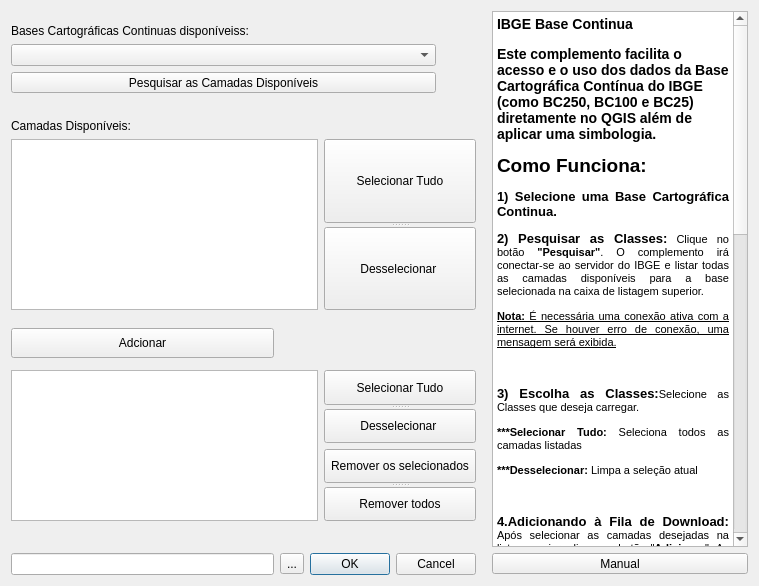
This is IBGE_Base_Continua_dialog_base.ui in MatheusOliveiraFreitas/IBGE-Base-Continua as Qt 5 draws it before an edit. The edited form follows.
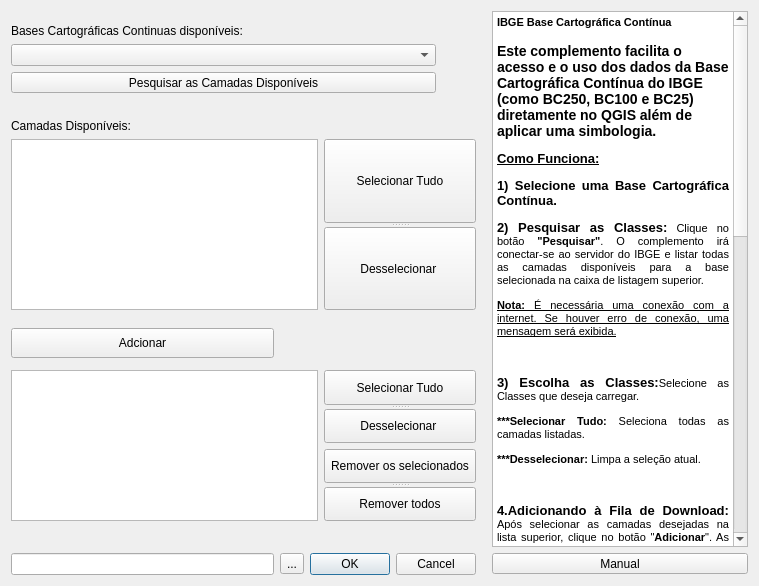
This is the edited form.

The edit to the form file:
```diff
--- a/IBGE_Base_Continua_dialog_base.ui
+++ b/IBGE_Base_Continua_dialog_base.ui
@@ -108,29 +108,29 @@
 &lt;html&gt;&lt;head&gt;&lt;meta name=&quot;qrichtext&quot; content=&quot;1&quot; /&gt;&lt;style type=&quot;text/css&quot;&gt;
 p, li { white-space: pre-wrap; }
 &lt;/style&gt;&lt;/head&gt;&lt;body style=&quot; font-family:'MS Shell Dlg 2'; font-size:8.25pt; font-weight:400; font-style:normal;&quot;&gt;
-&lt;h3 style=&quot; margin-top:14px; margin-bottom:12px; margin-left:0px; margin-right:0px; -qt-block-indent:0; text-indent:0px;&quot;&gt;&lt;span style=&quot; font-family:'Verdana','sans-serif'; font-size:8pt; font-weight:600; color:#000000;&quot;&gt;IBGE Base &lt;/span&gt;&lt;span style=&quot; font-family:'Verdana','sans-serif'; font-size:10pt; font-weight:600; color:#000000;&quot;&gt;Continua&lt;/span&gt;&lt;/h3&gt;
+&lt;p style=&quot; margin-top:0px; margin-bottom:0px; margin-left:0px; margin-right:0px; -qt-block-indent:0; text-indent:0px;&quot;&gt;&lt;span style=&quot; font-weight:600;&quot;&gt;IBGE Base Cartográfica Contínua&lt;/span&gt;&lt;/p&gt;
 &lt;h3 style=&quot; margin-top:14px; margin-bottom:12px; margin-left:0px; margin-right:0px; -qt-block-indent:0; text-indent:0px;&quot;&gt;&lt;span style=&quot; font-family:'Verdana','sans-serif'; font-size:8pt; font-weight:600; color:#000000;&quot;&gt;Este complemento facilita o acesso e o uso dos dados da Base Cartográfica Contínua do IBGE (como BC250, BC100 e BC25) diretamente no QGIS além de aplicar uma simbologia.&lt;/span&gt;&lt;/h3&gt;
-&lt;p style=&quot; margin-top:0px; margin-bottom:0px; margin-left:0px; margin-right:0px; -qt-block-indent:0; text-indent:0px;&quot;&gt;&lt;span style=&quot; font-size:14pt; font-weight:600;&quot;&gt;Como Funciona:&lt;/span&gt;&lt;/p&gt;
-&lt;p align=&quot;justify&quot; style=&quot; margin-top:12px; margin-bottom:12px; margin-left:0px; margin-right:0px; -qt-block-indent:0; text-indent:0px;&quot;&gt;&lt;span style=&quot; font-size:10pt; font-weight:600;&quot;&gt;1) Selecione uma Base Cartográfica Continua. &lt;/span&gt;&lt;/p&gt;
+&lt;p style=&quot; margin-top:0px; margin-bottom:0px; margin-left:0px; margin-right:0px; -qt-block-indent:0; text-indent:0px;&quot;&gt;&lt;span style=&quot; font-size:10pt; font-weight:600; text-decoration: underline;&quot;&gt;Como Funciona:&lt;/span&gt;&lt;/p&gt;
+&lt;p align=&quot;justify&quot; style=&quot; margin-top:12px; margin-bottom:12px; margin-left:0px; margin-right:0px; -qt-block-indent:0; text-indent:0px;&quot;&gt;&lt;span style=&quot; font-size:10pt; font-weight:600;&quot;&gt;1) Selecione uma Base Cartográfica Contínua. &lt;/span&gt;&lt;/p&gt;
 &lt;p align=&quot;justify&quot; style=&quot; margin-top:12px; margin-bottom:12px; margin-left:0px; margin-right:0px; -qt-block-indent:0; text-indent:0px;&quot;&gt;&lt;span style=&quot; font-size:10pt; font-weight:600;&quot;&gt;2) Pesquisar as Classes:&lt;/span&gt; Clique no botão &lt;span style=&quot; font-weight:600;&quot;&gt;&amp;quot;Pesquisar&amp;quot;&lt;/span&gt;. O complemento irá conectar-se ao servidor do IBGE e listar todas as camadas disponíveis para a base selecionada na caixa de listagem superior. &lt;/p&gt;
-&lt;p align=&quot;justify&quot; style=&quot; margin-top:12px; margin-bottom:12px; margin-left:0px; margin-right:0px; -qt-block-indent:0; text-indent:0px;&quot;&gt;&lt;span style=&quot; font-family:'Times New Roman','serif'; font-weight:600; text-decoration: underline;&quot;&gt;Nota:&lt;/span&gt;&lt;span style=&quot; font-family:'Times New Roman','serif'; text-decoration: underline;&quot;&gt; É necessária uma conexão ativa com a internet. Se houver erro de conexão, uma mensagem será exibida.&lt;/span&gt;&lt;/p&gt;
+&lt;p align=&quot;justify&quot; style=&quot; margin-top:12px; margin-bottom:12px; margin-left:0px; margin-right:0px; -qt-block-indent:0; text-indent:0px;&quot;&gt;&lt;span style=&quot; font-family:'Times New Roman','serif'; font-weight:600; text-decoration: underline;&quot;&gt;Nota:&lt;/span&gt;&lt;span style=&quot; font-family:'Times New Roman','serif'; text-decoration: underline;&quot;&gt; É necessária uma conexão com a internet. Se houver erro de conexão, uma mensagem será exibida.&lt;/span&gt;&lt;/p&gt;
 &lt;p align=&quot;justify&quot; style=&quot;-qt-paragraph-type:empty; margin-top:12px; margin-bottom:12px; margin-left:0px; margin-right:0px; -qt-block-indent:0; text-indent:0px; font-family:'Times New Roman','serif'; text-decoration: underline;&quot;&gt;&lt;br /&gt;&lt;/p&gt;
 &lt;p align=&quot;justify&quot; style=&quot; margin-top:12px; margin-bottom:12px; margin-left:0px; margin-right:0px; -qt-block-indent:0; text-indent:0px;&quot;&gt;&lt;span style=&quot; font-size:10pt; font-weight:600;&quot;&gt;3) Escolha as Classes:&lt;/span&gt;Selecione as Classes que deseja carregar.&lt;/p&gt;
-&lt;p align=&quot;justify&quot; style=&quot; margin-top:12px; margin-bottom:12px; margin-left:0px; margin-right:0px; -qt-block-indent:0; text-indent:0px;&quot;&gt;&lt;span style=&quot; font-weight:600;&quot;&gt;***Selecionar Tudo:&lt;/span&gt; Seleciona todos as camadas listadas&lt;/p&gt;
-&lt;p align=&quot;justify&quot; style=&quot; margin-top:12px; margin-bottom:12px; margin-left:0px; margin-right:0px; -qt-block-indent:0; text-indent:0px;&quot;&gt;&lt;span style=&quot; font-weight:600;&quot;&gt;***Desselecionar:&lt;/span&gt; Limpa a seleção atual&lt;/p&gt;
+&lt;p align=&quot;justify&quot; style=&quot; margin-top:12px; margin-bottom:12px; margin-left:0px; margin-right:0px; -qt-block-indent:0; text-indent:0px;&quot;&gt;&lt;span style=&quot; font-weight:600;&quot;&gt;***Selecionar Tudo:&lt;/span&gt; Seleciona todas as camadas listadas.&lt;/p&gt;
+&lt;p align=&quot;justify&quot; style=&quot; margin-top:12px; margin-bottom:12px; margin-left:0px; margin-right:0px; -qt-block-indent:0; text-indent:0px;&quot;&gt;&lt;span style=&quot; font-weight:600;&quot;&gt;***Desselecionar:&lt;/span&gt; Limpa a seleção atual.&lt;/p&gt;
 &lt;p align=&quot;justify&quot; style=&quot;-qt-paragraph-type:empty; margin-top:12px; margin-bottom:12px; margin-left:0px; margin-right:0px; -qt-block-indent:0; text-indent:0px;&quot;&gt;&lt;br /&gt;&lt;/p&gt;
 &lt;p align=&quot;justify&quot; style=&quot; margin-top:12px; margin-bottom:12px; margin-left:0px; margin-right:0px; -qt-block-indent:0; text-indent:0px;&quot;&gt;&lt;span style=&quot; font-size:10pt; font-weight:600;&quot;&gt;4.Adicionando à Fila de Download: &lt;/span&gt;Após selecionar as camadas desejadas na lista superior, clique no botão &amp;quot;&lt;span style=&quot; font-weight:600;&quot;&gt;Adicionar&lt;/span&gt;&amp;quot;. As camadas escolhidas aparecerão na lista inferior, que representa a &amp;quot;fila&amp;quot; de camadas a serem processadas. &lt;br /&gt;&lt;/p&gt;
 &lt;p align=&quot;justify&quot; style=&quot; margin-top:12px; margin-bottom:12px; margin-left:0px; margin-right:0px; -qt-block-indent:0; text-indent:0px;&quot;&gt;&lt;span style=&quot; font-size:10pt; font-weight:600;&quot;&gt;5.Gerenciando a Fila:&lt;/span&gt;Caso mude de ideia, você pode usar os botões ao lado da lista inferior: &lt;/p&gt;
-&lt;p align=&quot;justify&quot; style=&quot; margin-top:12px; margin-bottom:12px; margin-left:0px; margin-right:0px; -qt-block-indent:0; text-indent:0px;&quot;&gt;&lt;span style=&quot; font-weight:600;&quot;&gt;***Selecionar Tudo:&lt;/span&gt; Irá selecionar todos os itens da fila&lt;/p&gt;
-&lt;p align=&quot;justify&quot; style=&quot; margin-top:12px; margin-bottom:12px; margin-left:0px; margin-right:0px; -qt-block-indent:0; text-indent:0px;&quot;&gt;&lt;span style=&quot; font-weight:600;&quot;&gt;***Desselecionar:&lt;/span&gt; Limpa a seleção atual&lt;/p&gt;
-&lt;p align=&quot;justify&quot; style=&quot; margin-top:12px; margin-bottom:12px; margin-left:0px; margin-right:0px; -qt-block-indent:0; text-indent:0px;&quot;&gt;&lt;span style=&quot; font-weight:600;&quot;&gt;***Remover os selecionados:&lt;/span&gt; Remove da fila apenas os &lt;span style=&quot; font-family:'MS Shell Dlg 2','serif'; font-size:8.5pt;&quot;&gt;itens&lt;/span&gt; que estão selecionados&lt;/p&gt;
+&lt;p align=&quot;justify&quot; style=&quot; margin-top:12px; margin-bottom:12px; margin-left:0px; margin-right:0px; -qt-block-indent:0; text-indent:0px;&quot;&gt;&lt;span style=&quot; font-weight:600;&quot;&gt;***Selecionar Tudo:&lt;/span&gt; Irá selecionar todos os itens da fila;&lt;/p&gt;
+&lt;p align=&quot;justify&quot; style=&quot; margin-top:12px; margin-bottom:12px; margin-left:0px; margin-right:0px; -qt-block-indent:0; text-indent:0px;&quot;&gt;&lt;span style=&quot; font-weight:600;&quot;&gt;***Desselecionar:&lt;/span&gt; Limpa a seleção atual;&lt;/p&gt;
+&lt;p align=&quot;justify&quot; style=&quot; margin-top:12px; margin-bottom:12px; margin-left:0px; margin-right:0px; -qt-block-indent:0; text-indent:0px;&quot;&gt;&lt;span style=&quot; font-weight:600;&quot;&gt;***Remover os selecionados:&lt;/span&gt; Remove da fila apenas os &lt;span style=&quot; font-family:'MS Shell Dlg 2','serif'; font-size:8.5pt;&quot;&gt;itens&lt;/span&gt; que estão selecionados;&lt;/p&gt;
 &lt;p align=&quot;justify&quot; style=&quot; margin-top:12px; margin-bottom:12px; margin-left:0px; margin-right:0px; -qt-block-indent:0; text-indent:0px;&quot;&gt;&lt;span style=&quot; font-weight:600;&quot;&gt;***Remover todos: &lt;/span&gt;Limpa Completamente a fila.&lt;/p&gt;
 &lt;p align=&quot;justify&quot; style=&quot;-qt-paragraph-type:empty; margin-top:12px; margin-bottom:12px; margin-left:0px; margin-right:0px; -qt-block-indent:0; text-indent:0px;&quot;&gt;&lt;br /&gt;&lt;/p&gt;
 &lt;p align=&quot;justify&quot; style=&quot; margin-top:12px; margin-bottom:12px; margin-left:0px; margin-right:0px; -qt-block-indent:0; text-indent:0px;&quot;&gt;&lt;span style=&quot; font-size:10pt; font-weight:600;&quot;&gt;6.Definindo a Saída (Opcional):&lt;/span&gt; Tem duas opções para carregar os dados: &lt;/p&gt;
-&lt;p align=&quot;justify&quot; style=&quot; margin-top:12px; margin-bottom:12px; margin-left:0px; margin-right:0px; -qt-block-indent:0; text-indent:0px;&quot;&gt;&lt;span style=&quot; font-weight:600;&quot;&gt;***Camada Temporária:&lt;/span&gt; Se deixar o campo de saída em branco e clicar em &amp;quot;OK&amp;quot;, as camadas serão carregadas na memória. Elas serão perdidas se você fechar o QGIS sem salvar.&lt;/p&gt;
+&lt;p align=&quot;justify&quot; style=&quot; margin-top:12px; margin-bottom:12px; margin-left:0px; margin-right:0px; -qt-block-indent:0; text-indent:0px;&quot;&gt;&lt;span style=&quot; font-weight:600;&quot;&gt;***Camada Temporária:&lt;/span&gt; Se deixar o campo de saída em branco e clicar em &amp;quot;OK&amp;quot;, as camadas serão carregadas na memória. Elas serão perdidas se você fechar o QGIS sem salvar;&lt;/p&gt;
 &lt;p align=&quot;justify&quot; style=&quot; margin-top:12px; margin-bottom:12px; margin-left:0px; margin-right:0px; -qt-block-indent:0; text-indent:0px;&quot;&gt;&lt;span style=&quot; font-weight:600;&quot;&gt;***Salvar em GeoPackage:&lt;/span&gt; Clique no botão &lt;span style=&quot; font-weight:600;&quot;&gt;&amp;quot;...&amp;quot;&lt;/span&gt;, escolha um local e defina o nome para o Geopack&lt;span style=&quot; font-family:'Times New Roman','serif'; font-size:10pt;&quot;&gt;.gpkg&lt;/span&gt;. Será Gerado um Geopack, que irá armazenar as camadas. &lt;/p&gt;
 &lt;p align=&quot;justify&quot; style=&quot;-qt-paragraph-type:empty; margin-top:12px; margin-bottom:12px; margin-left:0px; margin-right:0px; -qt-block-indent:0; text-indent:0px;&quot;&gt;&lt;br /&gt;&lt;/p&gt;
-&lt;p align=&quot;justify&quot; style=&quot; margin-top:12px; margin-bottom:12px; margin-left:0px; margin-right:0px; -qt-block-indent:0; text-indent:0px;&quot;&gt;&lt;span style=&quot; font-weight:600;&quot;&gt;7.Execução: &lt;/span&gt;Clique em &amp;quot;&lt;span style=&quot; font-weight:600;&quot;&gt;OK&lt;/span&gt;&amp;quot;. O processo rodará em segundo plano. Uma barra de progresso ou mensagens de log podem indicar o andamento. Ao finalizar, as camadas aparecerão no seu painel de camadas do QGIS com a simbologia já aplicada.&lt;/p&gt;
+&lt;p align=&quot;justify&quot; style=&quot; margin-top:12px; margin-bottom:12px; margin-left:0px; margin-right:0px; -qt-block-indent:0; text-indent:0px;&quot;&gt;&lt;span style=&quot; font-size:10pt; font-weight:600;&quot;&gt;7.Execução:&lt;/span&gt;&lt;span style=&quot; font-weight:600;&quot;&gt; &lt;/span&gt;Clique em &amp;quot;&lt;span style=&quot; font-weight:600;&quot;&gt;OK&lt;/span&gt;&amp;quot;. O processo rodará em segundo plano. Uma barra de progresso ou mensagens de log podem indicar o andamento. Ao finalizar, as camadas aparecerão no seu painel de camadas do QGIS com a simbologia já aplicada.&lt;/p&gt;
 &lt;p align=&quot;justify&quot; style=&quot;-qt-paragraph-type:empty; margin-top:12px; margin-bottom:12px; margin-left:0px; margin-right:0px; -qt-block-indent:0; text-indent:0px;&quot;&gt;&lt;br /&gt;&lt;/p&gt;
 &lt;p align=&quot;justify&quot; style=&quot; margin-top:12px; margin-bottom:12px; margin-left:0px; margin-right:0px; -qt-block-indent:0; text-indent:0px;&quot;&gt;&lt;span style=&quot; font-weight:600; text-decoration: underline;&quot;&gt;Nota:&lt;/span&gt;&lt;span style=&quot; text-decoration: underline;&quot;&gt; Caso a Simbologia não seja aplicada verifique no Manual se as Classes têm Simbologias disponíveis.&lt;/span&gt;&lt;/p&gt;
 &lt;p align=&quot;justify&quot; style=&quot; margin-top:12px; margin-bottom:12px; margin-left:0px; margin-right:0px; -qt-block-indent:0; text-indent:0px;&quot;&gt;&lt;span style=&quot; font-weight:600; text-decoration: underline;&quot;&gt;Nota: Caso opte por camadas temporárias o Qgis irá dá uma travada&lt;/span&gt;&lt;span style=&quot; text-decoration: underline;&quot;&gt;, isso é normal. Dependendo das camadas escolhidas esse travamento pode demorar mais ou menos tempo, camadas como trecho de drenagem da escala da 250 é a maior e mais pesada camada das bases continuas&lt;/span&gt;&lt;span style=&quot; font-weight:600; text-decoration: underline;&quot;&gt;&lt;br /&gt;&lt;/span&gt;&lt;/p&gt;&lt;/body&gt;&lt;/html&gt;</string>
@@ -270,7 +270,7 @@
        <item row="1" column="1" colspan="2">
         <widget class="QLabel" name="label_3">
          <property name="text">
-          <string>Bases Cartográficas Continuas disponíveiss:</string>
+          <string>Bases Cartográficas Continuas disponíveis:</string>
          </property>
         </widget>
        </item>
```
Left out of the diff: 2 changed lines with no effect on the pictures.
